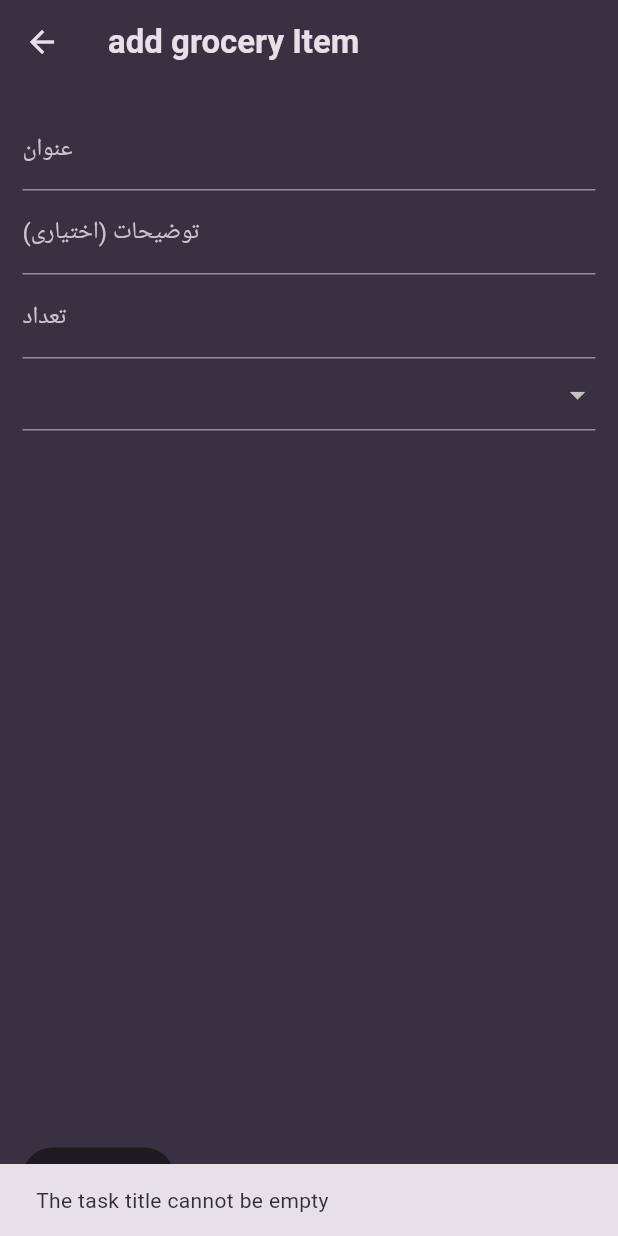
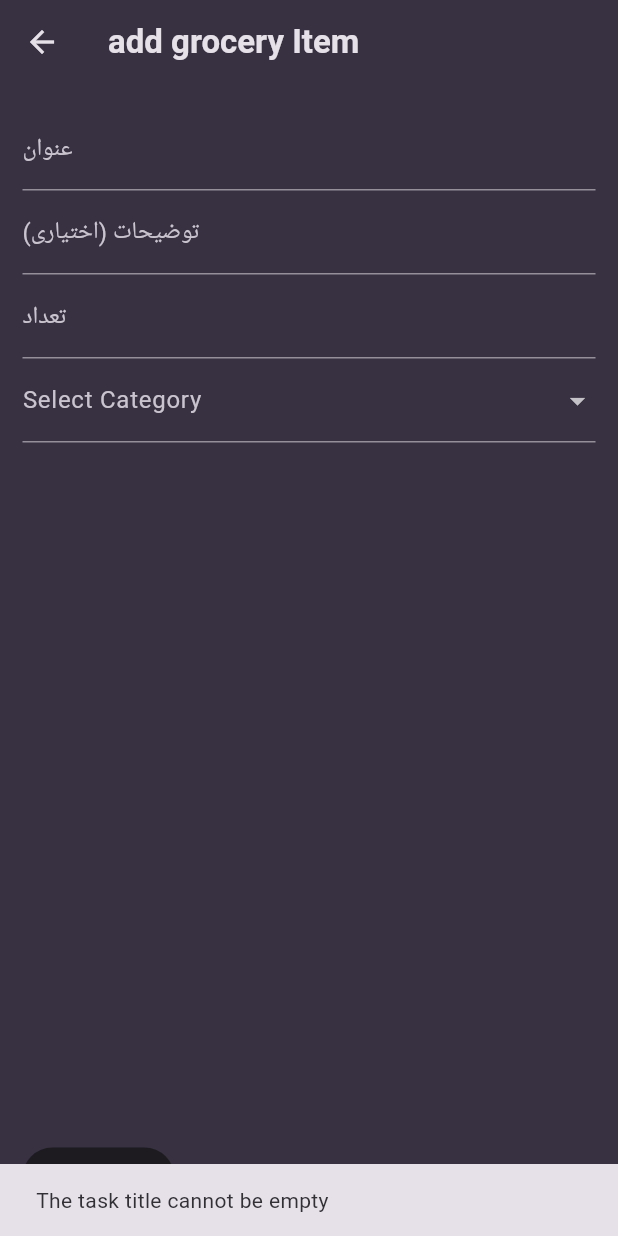
Before and after one commit to hadiseh39/todo, a Flutter app: the AddGrocery screen opened directly, after a tap on "افزودن", on a phone screen of 412 x 824 dp. Run offline on Flutter 3.47's test engine with Material 3 defaults, Android fonts, the phone set to English and light mode, and no system bars; our stand-ins replace flutter_riverpod, sqflite; accounts and stored records are empty.

Commit message:
fix: grocery saving & loading from db

```diff
--- a/lib/screens/add_grocery.dart
+++ b/lib/screens/add_grocery.dart
@@ -11,20 +11,25 @@ class AddGrocery extends ConsumerStatefulWidget {
   GroceryItem? groceryItem;
 
   @override
-  ConsumerState<AddGrocery> createState() => _AddTaskState();
+  ConsumerState<AddGrocery> createState() => _AddGroceryState();
 }
 
-class _AddTaskState extends ConsumerState<AddGrocery> {
+class _AddGroceryState extends ConsumerState<AddGrocery> {
   final _itemTitleController = TextEditingController();
   final _itemDescriptionController = TextEditingController();
   final _itemQuantityController = TextEditingController();
   var _selectedCategory = categories[Categories.food];
 
+  Categories categoryToEnum(Category category) {
+    return categories.entries
+        .firstWhere((entry) => entry.value.title == category.title)
+        .key;
+  }
+
   void saveItem() {
     final enteredTitle = _itemTitleController.text;
     final enteredDescription = _itemDescriptionController.text;
     final enteredQuantity = int.tryParse(_itemQuantityController.text);
-    //final selectedCategory = _selectedCategory;
 
     if (enteredTitle.isEmpty) {
       ScaffoldMessenger.of(context).showSnackBar(const SnackBar(
@@ -33,8 +38,13 @@ class _AddTaskState extends ConsumerState<AddGrocery> {
       return;
     }
 
-    ref.read(groceryProvider.notifier).addItem(
-        enteredTitle, enteredDescription, enteredQuantity!, _selectedCategory);
+    final selectedCategoryEnum = categoryToEnum(_selectedCategory);
+
+    ref.read(groceryProvider.notifier).addItem(enteredTitle, enteredDescription,
+        enteredQuantity!, selectedCategoryEnum);
+
+    // ref.read(groceryProvider.notifier).addItem(
+    //     enteredTitle, enteredDescription, enteredQuantity!, _selectedCategory);
 
     Navigator.of(context).pop();
   }
@@ -80,13 +90,12 @@ class _AddTaskState extends ConsumerState<AddGrocery> {
               style: TextStyle(color: Theme.of(context).colorScheme.onSurface),
             ),
             Expanded(
-              child: DropdownButtonFormField(
+              child: DropdownButtonFormField<Category>(
                 items: [
                   for (final category in categories.entries)
                     DropdownMenuItem(
                       value: category.value,
                       child: Row(
-                        crossAxisAlignment: CrossAxisAlignment.end,
                         children: [
                           category.value.icon,
                           Text(
@@ -100,10 +109,37 @@ class _AddTaskState extends ConsumerState<AddGrocery> {
                 ],
                 onChanged: (value) {
                   setState(() {
-                    _selectedCategory = value;
+                    _selectedCategory = value!;
                   });
                 },
+                decoration: InputDecoration(labelText: 'Select Category'),
               ),
+
+              // DropdownButtonFormField(
+              //   items: [
+              //     for (final category in categories.entries)
+
+              // DropdownMenuItem(
+              //   value: category.value,
+              //   child: Row(
+              //     //crossAxisAlignment: CrossAxisAlignment.end,
+              //     children: [
+              //       category.value.icon,
+              //       Text(
+              //         '  ${category.value.title}',
+              //         style: TextStyle(
+              //             color: Theme.of(context).colorScheme.surface),
+              //       ),
+              //     ],
+              //   ),
+              // )
+              //   ],
+              //   onChanged: (value) {
+              //     setState(() {
+              //       _selectedCategory = value;
+              //     });
+              //   },
+              // ),
             ),
             const SizedBox(height: 15),
             Row(
--- a/pubspec.yaml
+++ b/pubspec.yaml
@@ -39,6 +39,7 @@ dependencies:
   flutter_riverpod: ^2.5.3
   path_provider: ^2.1.4
   sqflite: ^2.4.0
+  path: ^1.9.0
 
 dev_dependencies:
   flutter_test:
```
Also changed, not shown: lib/main.dart (+6 -2 lines), lib/providers/grocery_item_provider.dart (+132 -27 lines), lib/screens/tabs.dart (+4 -4 lines), lib/screens/tasks_screen.dart (+8 -5 lines), lib/widgets/grocery_list.dart (+6 -14 lines), pubspec.lock.
